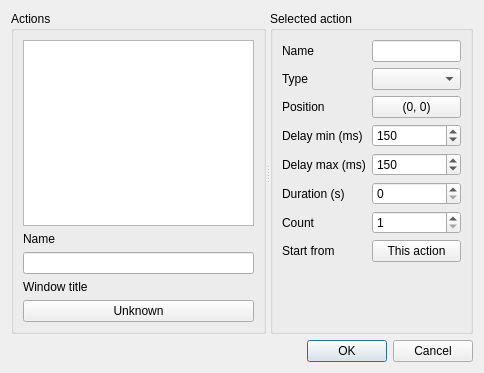
Old version of the form ui/editscriptdialog.ui in the repository kervala/autoclicker.
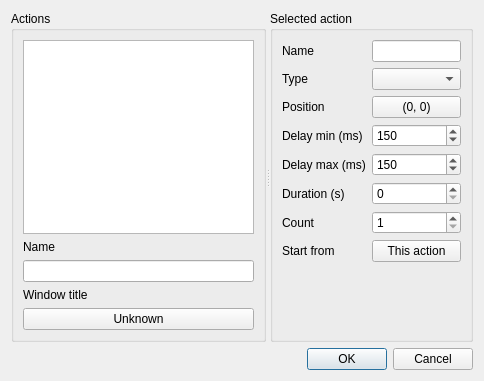
New version of the form.

Patch:
```diff
--- a/ui/editscriptdialog.ui
+++ b/ui/editscriptdialog.ui
@@ -7,7 +7,7 @@
     <x>0</x>
     <y>0</y>
     <width>484</width>
-    <height>373</height>
+    <height>381</height>
    </rect>
   </property>
   <property name="windowTitle">
@@ -53,7 +53,7 @@
         </widget>
        </item>
        <item>
-        <widget class="QLabel" name="nameLabel_2">
+        <widget class="QLabel" name="nameLabel">
          <property name="text">
           <string>Name</string>
          </property>
@@ -84,7 +84,7 @@
       </property>
       <layout class="QFormLayout" name="formLayout">
        <item row="0" column="0">
-        <widget class="QLabel" name="nameLabel">
+        <widget class="QLabel" name="nameActionLabel">
          <property name="text">
           <string>Name</string>
          </property>
```
